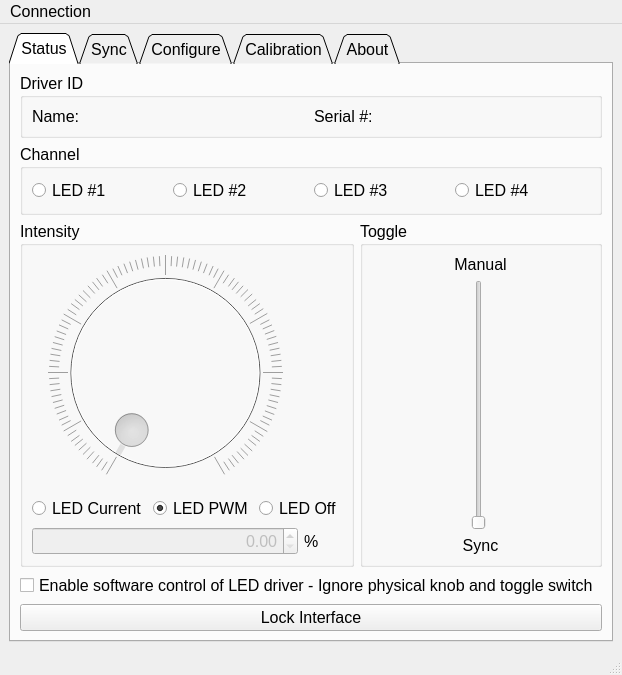
Above: Software/QtDesigner_GUI.ui from Llamero/Four_Channel_MHz_LED_Driver before the change. Below: the same form after it.
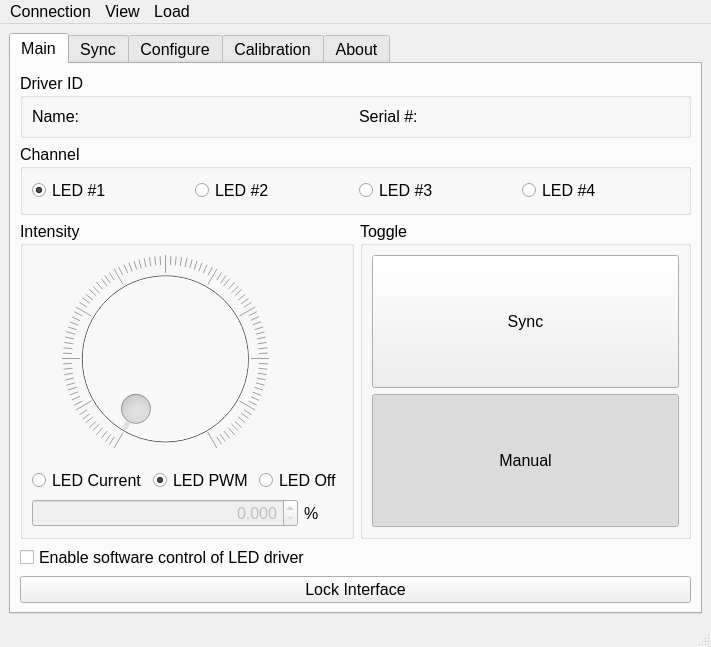
That is the form after the change. Custom widgets are drawn as their Qt base class.

Commit message: Added calibration tab

Diff of the .ui file:
```diff
--- a/Software/QtDesigner_GUI.ui
+++ b/Software/QtDesigner_GUI.ui
@@ -2,12 +2,15 @@
 <ui version="4.0">
  <class>MainWindow</class>
  <widget class="QMainWindow" name="MainWindow">
+  <property name="enabled">
+   <bool>true</bool>
+  </property>
   <property name="geometry">
    <rect>
     <x>0</x>
     <y>0</y>
-    <width>622</width>
-    <height>675</height>
+    <width>711</width>
+    <height>647</height>
    </rect>
   </property>
   <property name="font">
@@ -22,11 +25,14 @@
    <layout class="QGridLayout" name="gridLayout">
     <item row="0" column="0">
      <widget class="QTabWidget" name="tabWidget">
+      <property name="enabled">
+       <bool>true</bool>
+      </property>
       <property name="toolTip">
        <string>TEST</string>
       </property>
       <property name="tabShape">
-       <enum>QTabWidget::Triangular</enum>
+       <enum>QTabWidget::Rounded</enum>
       </property>
       <property name="currentIndex">
        <number>0</number>
@@ -36,10 +42,10 @@
         <string>This tab shows the current operating status of the LED driver</string>
        </property>
        <attribute name="title">
-        <string>Status</string>
+        <string>Main</string>
        </attribute>
-       <layout class="QGridLayout" name="gridLayout_2">
-        <item row="0" column="0" colspan="2">
+       <layout class="QGridLayout" name="gridLayout_2" rowstretch="0,0,10,0,0,0">
+        <item row="0" column="0" colspan="2" alignment="Qt::AlignTop">
          <widget class="QGroupBox" name="groupBox">
           <property name="maximumSize">
            <size>
@@ -58,7 +64,7 @@
              </property>
             </widget>
            </item>
-           <item row="0" column="1">
+           <item row="0" column="1" alignment="Qt::AlignTop">
             <widget class="QLabel" name="label_5">
              <property name="text">
               <string>Serial #:</string>
@@ -75,7 +81,75 @@
           </property>
          </widget>
         </item>
-        <item row="3" column="0">
+        <item row="1" column="0" colspan="2" alignment="Qt::AlignTop">
+         <widget class="QGroupBox" name="groupBox_4">
+          <property name="minimumSize">
+           <size>
+            <width>0</width>
+            <height>0</height>
+           </size>
+          </property>
+          <property name="title">
+           <string>Channel</string>
+          </property>
+          <layout class="QGridLayout" name="gridLayout_6">
+           <item row="0" column="2">
+            <widget class="QRadioButton" name="radioButton_6">
+             <property name="text">
+              <string>LED #3</string>
+             </property>
+             <attribute name="buttonGroup">
+              <string notr="true">buttonGroup_2</string>
+             </attribute>
+            </widget>
+           </item>
+           <item row="0" column="0">
+            <widget class="QRadioButton" name="radioButton_4">
+             <property name="text">
+              <string>LED #1</string>
+             </property>
+             <property name="checked">
+              <bool>true</bool>
+             </property>
+             <attribute name="buttonGroup">
+              <string notr="true">buttonGroup_2</string>
+             </attribute>
+            </widget>
+           </item>
+           <item row="0" column="1">
+            <widget class="QRadioButton" name="radioButton_5">
+             <property name="text">
+              <string>LED #2</string>
+             </property>
+             <attribute name="buttonGroup">
+              <string notr="true">buttonGroup_2</string>
+             </attribute>
+            </widget>
+           </item>
+           <item row="0" column="3">
+            <widget class="QRadioButton" name="radioButton_7">
+             <property name="text">
+              <string>LED #4</string>
+             </property>
+             <attribute name="buttonGroup">
+              <string notr="true">buttonGroup_2</string>
+             </attribute>
+            </widget>
+           </item>
+          </layout>
+         </widget>
+        </item>
+        <item row="4" column="0" colspan="2">
+         <widget class="QCheckBox" name="checkBox">
+          <property name="toolTip">
+           <string>Ignore physical knob and toggle switch</string>
+          </property>
+          <property name="text">
+           <string>Enable software control of LED driver</string>
+          </property>
+         </widget>
+        </item>
+        <item row="2" column="0" rowspan="2">
          <widget class="QGroupBox" name="groupBox_2">
           <property name="title">
            <string>Intensity</string>
@@ -158,108 +232,72 @@
               <set>Qt::AlignRight|Qt::AlignTrailing|Qt::AlignVCenter</set>
              </property>
              <property name="decimals">
-              <number>2</number>
+              <number>3</number>
              </property>
             </widget>
            </item>
           </layout>
          </widget>
         </item>
-        <item row="1" column="0" colspan="2">
-         <widget class="QGroupBox" name="groupBox_4">
-          <property name="minimumSize">
-           <size>
-            <width>0</width>
-            <height>0</height>
-           </size>
-          </property>
-          <property name="title">
-           <string>Channel</string>
-          </property>
-          <layout class="QGridLayout" name="gridLayout_6">
-           <item row="0" column="2">
-            <widget class="QRadioButton" name="radioButton_6">
-             <property name="text">
-              <string>LED #3</string>
-             </property>
-            </widget>
-           </item>
-           <item row="0" column="0">
-            <widget class="QRadioButton" name="radioButton_4">
-             <property name="text">
-              <string>LED #1</string>
-             </property>
-            </widget>
-           </item>
-           <item row="0" column="1">
-            <widget class="QRadioButton" name="radioButton_5">
-             <property name="text">
-              <string>LED #2</string>
-             </property>
-            </widget>
-           </item>
-           <item row="0" column="3">
-            <widget class="QRadioButton" name="radioButton_7">
-             <property name="text">
-              <string>LED #4</string>
-             </property>
-            </widget>
-           </item>
-          </layout>
-         </widget>
-        </item>
-        <item row="3" column="1">
+        <item row="2" column="1" rowspan="2">
          <widget class="QGroupBox" name="groupBox_3">
           <property name="title">
            <string>Toggle</string>
           </property>
           <layout class="QGridLayout" name="gridLayout_5">
-           <item row="1" column="0">
-            <widget class="QSlider" name="verticalSlider">
+           <item row="3" column="0">
+            <widget class="QPushButton" name="pushButton_3">
              <property name="enabled">
-              <bool>false</bool>
+              <bool>true</bool>
              </property>
-             <property name="minimumSize">
-              <size>
-               <width>50</width>
-               <height>0</height>
-              </size>
+             <property name="sizePolicy">
+              <sizepolicy hsizetype="Preferred" vsizetype="Preferred">
+               <horstretch>0</horstretch>
+               <verstretch>0</verstretch>
+              </sizepolicy>
              </property>
-             <property name="orientation">
-              <enum>Qt::Vertical</enum>
-             </property>
-            </widget>
-           </item>
-           <item row="0" column="0">
-            <widget class="QLabel" name="label_3">
-             <property name="text">
-              <string>Manual</string>
-             </property>
-             <property name="alignment">
-              <set>Qt::AlignCenter</set>
-             </property>
-            </widget>
-           </item>
-           <item row="2" column="0">
-            <widget class="QLabel" name="label_4">
              <property name="text">
               <string>Sync</string>
              </property>
-             <property name="alignment">
-              <set>Qt::AlignCenter</set>
+             <property name="checkable">
+              <bool>true</bool>
+             </property>
+             <property name="checked">
+              <bool>false</bool>
+             </property>
+             <property name="autoExclusive">
+              <bool>true</bool>
+             </property>
+            </widget>
+           </item>
+           <item row="4" column="0">
+            <widget class="QPushButton" name="pushButton_4">
+             <property name="enabled">
+              <bool>true</bool>
+             </property>
+             <property name="sizePolicy">
+              <sizepolicy hsizetype="Preferred" vsizetype="Preferred">
+               <horstretch>0</horstretch>
+               <verstretch>0</verstretch>
+              </sizepolicy>
+             </property>
+             <property name="text">
+              <string>Manual</string>
+             </property>
+             <property name="checkable">
+              <bool>true</bool>
+             </property>
+             <property name="checked">
+              <bool>true</bool>
+             </property>
+             <property name="autoExclusive">
+              <bool>true</bool>
              </property>
             </widget>
            </item>
           </layout>
          </widget>
         </item>
-        <item row="4" column="0" colspan="2">
-         <widget class="QCheckBox" name="checkBox">
-          <property name="text">
-           <string>Enable software control of LED driver - Ignore physical knob and toggle switch</string>
-          </property>
-         </widget>
-        </item>
        </layout>
       </widget>
       <widget class="QWidget" name="sync_tab">
@@ -291,7 +329,7 @@
     <rect>
      <x>0</x>
      <y>0</y>
-     <width>622</width>
+     <width>711</width>
      <height>21</height>
     </rect>
    </property>
@@ -304,7 +342,23 @@
     </property>
     <addaction name="actionDisconnect"/>
    </widget>
+   <widget class="QMenu" name="menuVIew">
+    <property name="title">
+     <string>View</string>
+    </property>
+    <addaction name="actionStatus"/>
+    <addaction name="actionSync_plot"/>
+   </widget>
+   <widget class="QMenu" name="menuLoad">
+    <property name="title">
+     <string>Load</string>
+    </property>
+    <addaction name="actionDriver_Configuration"/>
+    <addaction name="actionAWG_File"/>
+   </widget>
    <addaction name="menuConnection"/>
+   <addaction name="menuVIew"/>
+   <addaction name="menuLoad"/>
   </widget>
   <widget class="QStatusBar" name="statusbar"/>
   <action name="actionDisconnect">
@@ -319,6 +373,13 @@
    </property>
   </action>
  </widget>
+ <customwidgets>
+  <customwidget>
+   <class>PlotWidget</class>
+   <extends>QGraphicsView</extends>
+   <header>pyqtgraph</header>
+  </customwidget>
+ </customwidgets>
  <resources/>
  <connections/>
  <designerdata>
```
Left out of the diff: 83 changed lines with no effect on the pictures. The commit also changes 1 other file.
